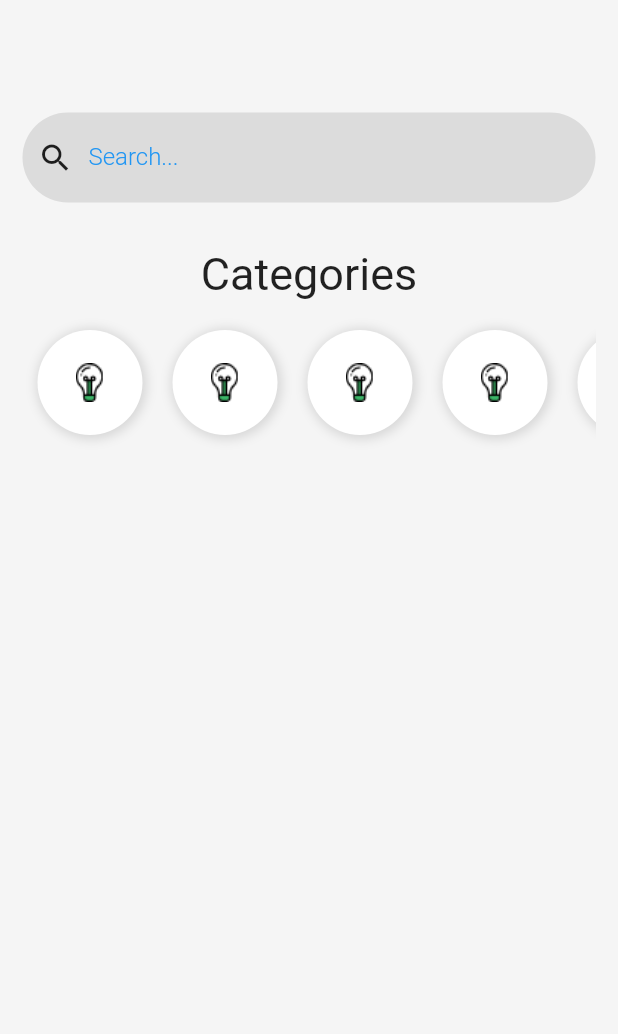
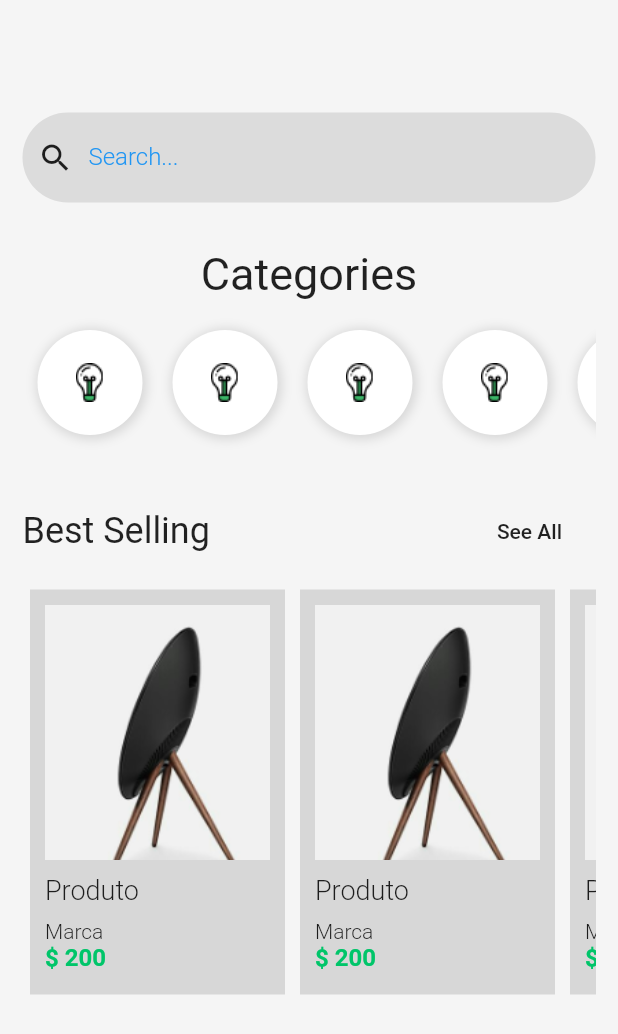
Before and after one commit to pedrosales/shopping, a Flutter app: the screen it shows after launch, after a tap on "SignIn", on a phone screen of 412 x 824 dp. Shown: the top 1034 px of the screen. Run offline on Flutter 3.47's test engine with Material 2 defaults, Android fonts, the phone set to English and light mode, and no system bars.

Commit message:
listagem de produtos

```diff
--- a/lib/pages/home.page.dart
+++ b/lib/pages/home.page.dart
@@ -28,6 +28,29 @@ class HomePage extends StatelessWidget {
             Container(
               height: 90,
               child: categoryList(),
+            ),
+            SizedBox(
+              height: 30,
+            ),
+            Row(
+              mainAxisAlignment: MainAxisAlignment.spaceBetween,
+              children: <Widget>[
+                Text(
+                  "Best Selling",
+                  style: Theme.of(context).textTheme.headline,
+                ),
+                FlatButton(
+                  child: Text("See All"),
+                  onPressed: () {},
+                ),
+              ],
+            ),
+            SizedBox(
+              height: 10,
+            ),
+            Container(
+              height: 280,
+              child: productList(),
             ),
           ],
         ),
@@ -115,3 +138,66 @@ Widget categoryItem() {
     child: Image.asset("assets/Icon_Devices.png"),
   );
 }
+
+Widget productList() {
+  return Container(
+    child: ListView(
+      scrollDirection: Axis.horizontal,
+      children: <Widget>[
+        productItem(),
+        productItem(),
+        productItem(),
+        productItem(),
+        productItem(),
+      ],
+    ),
+  );
+}
+
+Widget productItem() {
+  return Container(
+    padding: EdgeInsets.all(10),
+    margin: EdgeInsets.all(5),
+    width: 170,
+    color: Colors.black12,
+    child: Column(
+      crossAxisAlignment: CrossAxisAlignment.start,
+      children: <Widget>[
+        Image.asset(
+          "assets/product-1.png",
+          width: 170,
+          height: 170,
+          fit: BoxFit.cover,
+        ),
+        SizedBox(
+          height: 10,
+        ),
+        Container(
+          height: 30,
+          child: Text(
+            "Produto",
+            style: TextStyle(
+              fontSize: 18,
+              fontWeight: FontWeight.w300,
+            ),
+          ),
+        ),
+        Text(
+          "Marca",
+          style: TextStyle(
+            fontSize: 14,
+            fontWeight: FontWeight.w300,
+          ),
+        ),
+        Text(
+          "\$ 200",
+          style: TextStyle(
+            fontSize: 16,
+            fontWeight: FontWeight.bold,
+            color: Color(0xFF00C569),
+          ),
+        ),
+      ],
+    ),
+  );
+}
```
